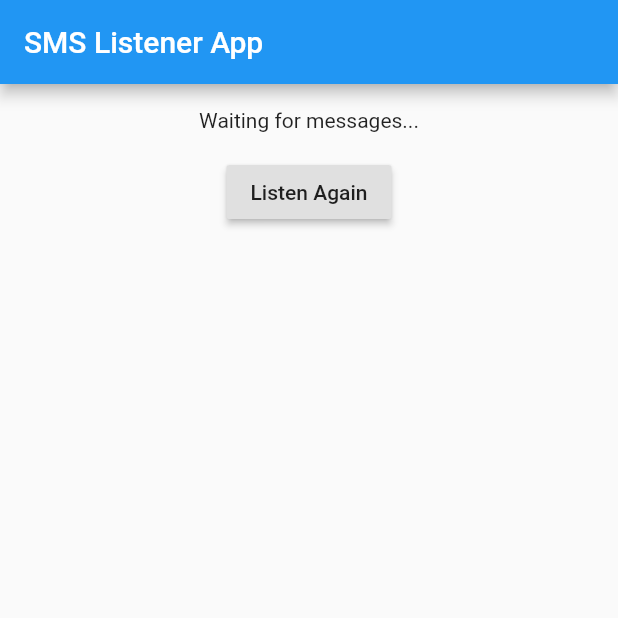
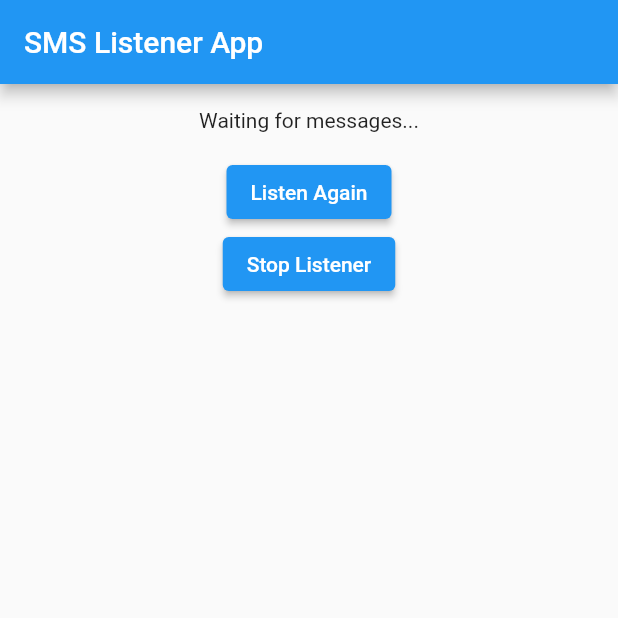
Before and after one commit to iqbalmineraltown/flutter_sms_receiver, a Flutter app: the screen it shows after launch, after a tap on "Listen Again", on a phone screen of 412 x 824 dp, the top half of it. Run offline on Flutter 3.47's test engine with Material 2 defaults, Android fonts, the phone set to English and light mode, and no system bars.

```diff
--- /dev/null
+++ b/analysis_options.yaml
@@ -0,0 +1,4 @@
+include: package:flutter_lints/flutter.yaml
+
+# Additional information about this file can be found at
+# https://dart.dev/guides/language/analysis-options
--- a/example/lib/main.dart
+++ b/example/lib/main.dart
@@ -1,16 +1,21 @@
 import 'package:flutter/material.dart';
+
 import 'package:sms_receiver/sms_receiver.dart';
 
-void main() => runApp(MyApp());
+void main() {
+  runApp(const MyApp());
+}
 
 class MyApp extends StatefulWidget {
+  const MyApp({Key? key}) : super(key: key);
+
   @override
-  _MyAppState createState() => _MyAppState();
+  State<MyApp> createState() => _MyAppState();
 }
 
 class _MyAppState extends State<MyApp> {
-  String _textContent = 'Waiting for messages...';
-  SmsReceiver _smsReceiver;
+  String? _textContent = 'Waiting for messages...';
+  SmsReceiver? _smsReceiver;
 
   @override
   void initState() {
@@ -19,7 +24,7 @@ class _MyAppState extends State<MyApp> {
     _startListening();
   }
 
-  void onSmsReceived(String message) {
+  void onSmsReceived(String? message) {
     setState(() {
       _textContent = message;
     });
@@ -27,14 +32,23 @@ class _MyAppState extends State<MyApp> {
 
   void onTimeout() {
     setState(() {
-      _textContent = "Timeout!!!";
+      _textContent = 'Timeout!!!';
     });
   }
 
-  void _startListening() {
-    _smsReceiver.startListening();
+  void _startListening() async {
+    if (_smsReceiver == null) return;
+    await _smsReceiver?.startListening();
     setState(() {
-      _textContent = "Waiting for messages...";
+      _textContent = 'Waiting for messages...';
+    });
+  }
+
+  void _stopListening() async {
+    if (_smsReceiver == null) return;
+    await _smsReceiver?.stopListening();
+    setState(() {
+      _textContent = 'Listener Stopped';
     });
   }
 
@@ -50,11 +64,15 @@ class _MyAppState extends State<MyApp> {
             Container(
               padding: const EdgeInsets.symmetric(vertical: 16.0),
               alignment: Alignment.center,
-              child: Text(_textContent),
+              child: Text(_textContent ?? 'empty'),
             ),
-            RaisedButton(
-              child: Text("Listen Again"),
+            ElevatedButton(
+              child: const Text('Listen Again'),
               onPressed: _startListening,
+            ),
+            ElevatedButton(
+              child: const Text('Stop Listener'),
+              onPressed: _stopListening,
             ),
           ],
         ),
--- a/lib/sms_receiver.dart
+++ b/lib/sms_receiver.dart
@@ -3,12 +3,11 @@ import 'dart:async';
 import 'package:flutter/services.dart';
 
 class SmsReceiver {
-  static const MethodChannel _channel =
-      const MethodChannel('com.oval.smsreceiver');
+  static const MethodChannel _channel = MethodChannel('com.oval.sms_receiver');
 
-  Function(String) onSmsReceived;
-  Function onTimeout;
-  Function onFailureListener;
+  Function(String?) onSmsReceived;
+  Function? onTimeout;
+  Function? onFailureListener;
 
   SmsReceiver(this.onSmsReceived, {this.onTimeout, this.onFailureListener}) {
     _channel.setMethodCallHandler(_handleMethod);
@@ -16,33 +15,36 @@ class SmsReceiver {
 
   Future<dynamic> _handleMethod(MethodCall call) async {
     switch (call.method) {
-      case "onSmsReceived":
-        if (onSmsReceived != null) {
-          onSmsReceived(call.arguments);
+      case 'onSmsReceived':
+        onSmsReceived(call.arguments);
+        break;
+
+      case 'onTimeout':
+        if (onTimeout != null) {
+          onTimeout!();
         }
         break;
 
-      case "onTimeout":
-        if (onTimeout != null) {
-          onTimeout();
-        }
-        break;
-
-      case "onFailureListener":
+      case 'onFailureListener':
         if (onFailureListener != null) {
-          onFailureListener();
+          onFailureListener!();
         }
         break;
     }
   }
 
-  Future<String> platformVersion() async {
-    final String version = await _channel.invokeMethod('getPlatformVersion');
+  Future<String?> platformVersion() async {
+    final String? version = await _channel.invokeMethod('getPlatformVersion');
     return version;
   }
 
-  Future<bool> startListening() async {
-    bool result = await _channel.invokeMethod('startListening');
+  Future<bool?> startListening() async {
+    bool? result = await _channel.invokeMethod('startListening');
+    return result;
+  }
+
+  Future<bool?> stopListening() async {
+    bool? result = await _channel.invokeMethod('stopListening');
     return result;
   }
 }
```
Also changed, not shown: example/analysis_options.yaml (added, +29 -0 lines), example/pubspec.yaml (+32 -13 lines), pubspec.yaml (+13 -43 lines), 76 other files.
